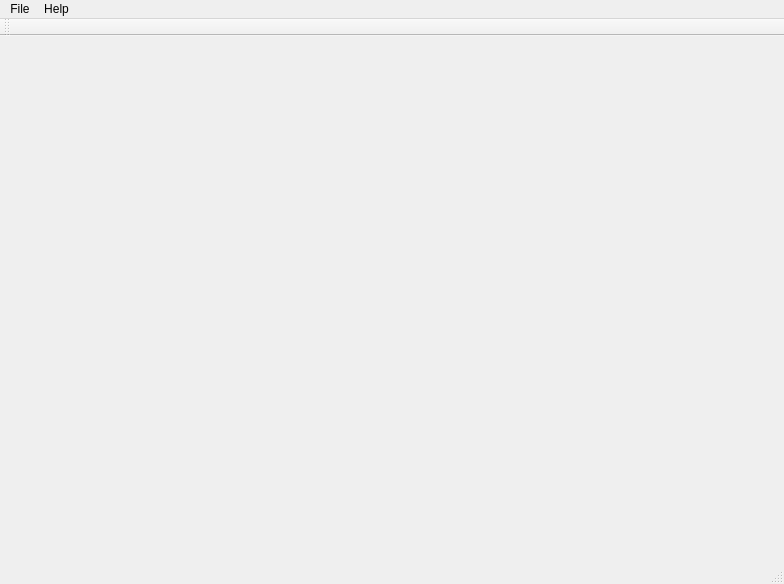
Old version of the form src/plugins/coregui/mainwindow.ui in the repository victor-yacovlev/kumir2.
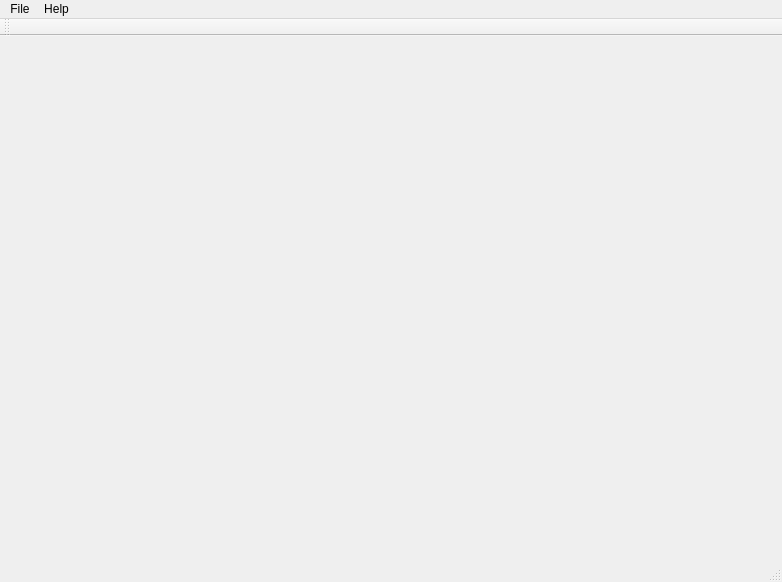
New version of the form. Custom widgets are drawn as their Qt base class.

What changed in the file:
```diff
--- a/src/plugins/coregui/mainwindow.ui
+++ b/src/plugins/coregui/mainwindow.ui
@@ -6,8 +6,8 @@
    <rect>
     <x>0</x>
     <y>0</y>
-    <width>784</width>
-    <height>584</height>
+    <width>782</width>
+    <height>582</height>
    </rect>
   </property>
   <property name="windowTitle">
@@ -33,7 +33,7 @@
        <bool>true</bool>
       </property>
       <property name="tabsClosable">
-       <bool>true</bool>
+       <bool>false</bool>
       </property>
       <property name="movable">
        <bool>true</bool>
@@ -47,7 +47,7 @@
     <rect>
      <x>0</x>
      <y>0</y>
-     <width>784</width>
+     <width>782</width>
      <height>21</height>
     </rect>
    </property>
```
